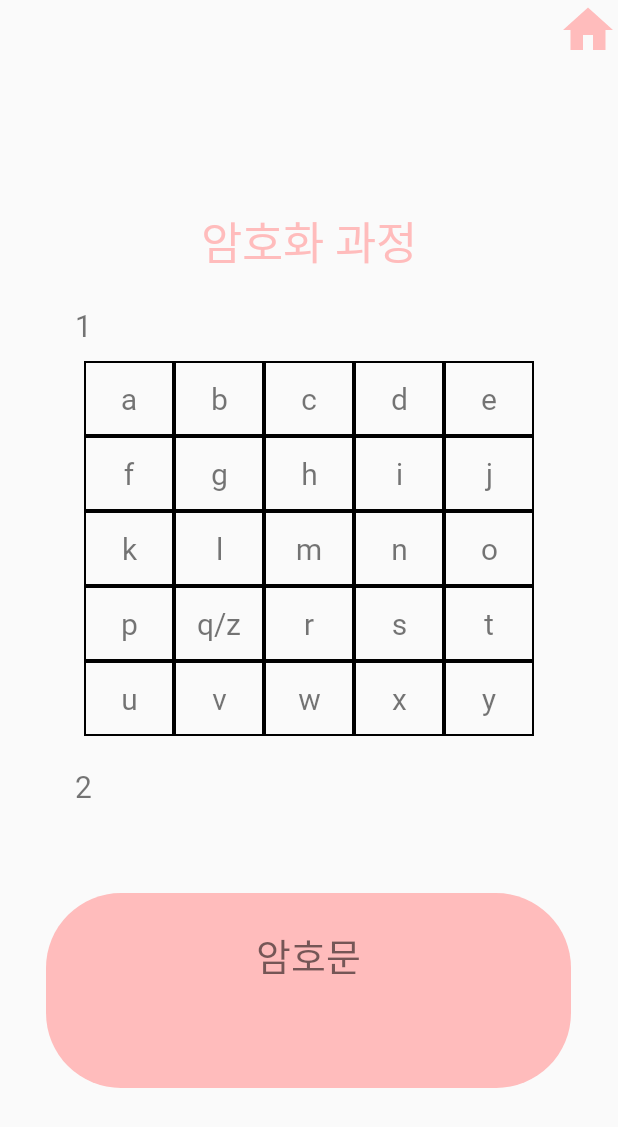
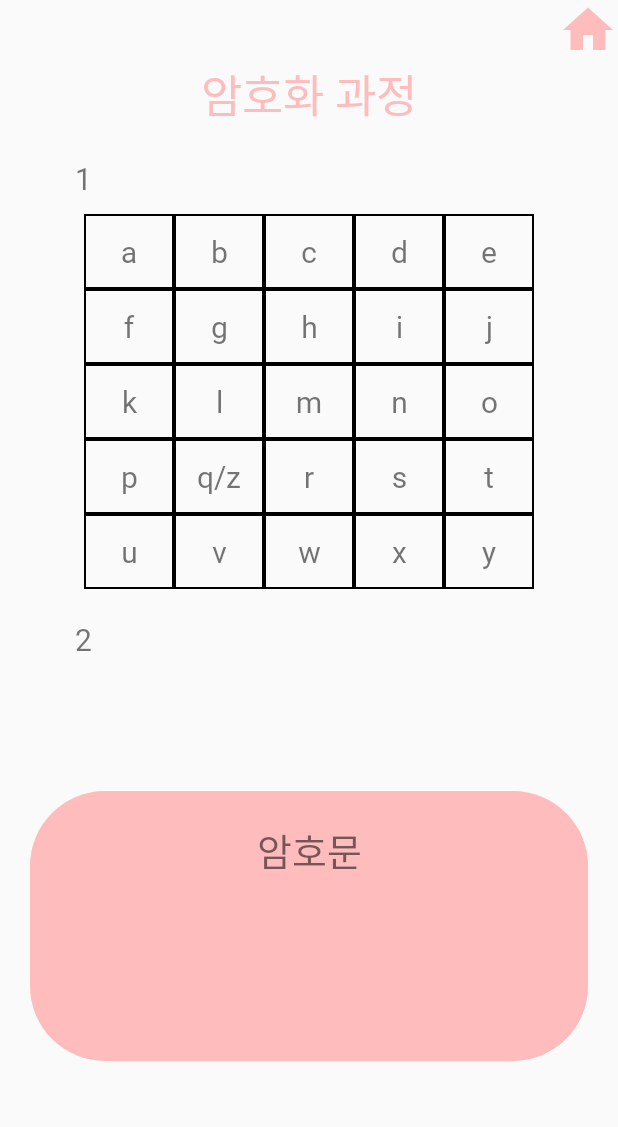
Before and after one commit to MinKyeong031/Encryption, an Android app: the PlainActivityP screen opened directly, with no data from a screen before it, on a phone screen of 412 x 824 dp. Shown: the top 1127 px of the screen. Run offline under Robolectric (Android 15) with nearby library versions, the phone set to English and light mode, and no system bars.

Commit message:
폰트 조정

```diff
--- a/app/src/main/java/kr/hs/mirim/encryption/MainActivity.java
+++ b/app/src/main/java/kr/hs/mirim/encryption/MainActivity.java
@@ -25,13 +25,13 @@ public class MainActivity extends AppCompatActivity {
             public void onClick(View v) {
                 toPlainA();
             }
-        });
+        }); // 암호화로 이동
         toCiper.setOnClickListener(new View.OnClickListener() {
             @Override
             public void onClick(View v) {
                 toCiperA();
             }
-        });
+        }); // 복호화로 이동
 
     }
 
--- a/app/src/main/java/kr/hs/mirim/encryption/Methods.java
+++ b/app/src/main/java/kr/hs/mirim/encryption/Methods.java
@@ -1,12 +1,13 @@
 package kr.hs.mirim.encryption;
+
+import android.widget.TextView;
 
 import java.util.ArrayList;
 
 import static kr.hs.mirim.encryption.CiperActivityM.ciper;
 
-public class Methods {
+public class Methods { //공통으로 사용되는 메서드 정리
     public static String[][] setBoard(String key, char alphabetBoard[][]) {//암호화 과정(테이블)
-
         String keyForSet = "";					        // 중복된 문자가 제거된 문자열을 저장할 문자열.
         boolean duplicationFlag = false;	        	// 문자 중복을 체크하기 위한 flag 변수.
         int keyLengthCount = 0;				        	// alphabetBoard에 keyForSet을 넣기 위한 count변수.
@@ -53,4 +54,35 @@ public class Methods {
 
         return ciperTable;
     }
+
+    public static void inputCiperTable(String[][] ciperTable, TextView ciper1, TextView ciper2, TextView ciper3, TextView ciper4, TextView ciper5
+            , TextView ciper6, TextView ciper7, TextView ciper8, TextView ciper9, TextView ciper10, TextView ciper11, TextView ciper12, TextView ciper13
+            , TextView ciper14, TextView ciper15, TextView ciper16, TextView ciper17, TextView ciper18, TextView ciper19, TextView ciper20, TextView ciper21
+            , TextView ciper22, TextView ciper23, TextView ciper24, TextView ciper25) { //테이블에 암호판 입력
+        ciper1.setText(ciperTable[0][0]);
+        ciper2.setText(ciperTable[0][1]);
+        ciper3.setText(ciperTable[0][2]);
+        ciper4.setText(ciperTable[0][3]);
+        ciper5.setText(ciperTable[0][4]);
+        ciper6.setText(ciperTable[1][0]);
+        ciper7.setText(ciperTable[1][1]);
+        ciper8.setText(ciperTable[1][2]);
+        ciper9.setText(ciperTable[1][3]);
+        ciper10.setText(ciperTable[1][4]);
+        ciper11.setText(ciperTable[2][0]);
+        ciper12.setText(ciperTable[2][1]);
+        ciper13.setText(ciperTable[2][2]);
+        ciper14.setText(ciperTable[2][3]);
+        ciper15.setText(ciperTable[2][4]);
+        ciper16.setText(ciperTable[3][0]);
+        ciper17.setText(ciperTable[3][1]);
+        ciper18.setText(ciperTable[3][2]);
+        ciper19.setText(ciperTable[3][3]);
+        ciper20.setText(ciperTable[3][4]);
+        ciper21.setText(ciperTable[4][0]);
+        ciper22.setText(ciperTable[4][1]);
+        ciper23.setText(ciperTable[4][2]);
+        ciper24.setText(ciperTable[4][3]);
+        ciper25.setText(ciperTable[4][4]);
+    }
 }
--- a/app/src/main/java/kr/hs/mirim/encryption/PlainActivityP.java
+++ b/app/src/main/java/kr/hs/mirim/encryption/PlainActivityP.java
@@ -82,7 +82,8 @@ public class PlainActivityP extends AppCompatActivity {
         result = findViewById(R.id.result);
 
         String[][] ciperTable = Methods.setBoard(keyP, alphabetBoard); //암호판 배열 입력
-        inputCiperTable(ciperTable); //테이블에 암호판 입력
+        Methods.inputCiperTable(ciperTable, ciper1, ciper2, ciper3, ciper4, ciper5, ciper6, ciper7, ciper8, ciper9, ciper10, ciper11, ciper12, ciper13
+                , ciper14, ciper15, ciper16, ciper17, ciper18, ciper19, ciper20, ciper21, ciper22, ciper23, ciper24, ciper25); //테이블에 암호판 입력
 
         String zCheck = "";
         String blankCheck = "";
@@ -219,32 +220,4 @@ public class PlainActivityP extends AppCompatActivity {
         }
         return enplain;
     }
-
-    private void inputCiperTable(String[][] ciperTable) { //테이블에 암호판 입력
-        ciper1.setText(ciperTable[0][0]);
-        ciper2.setText(ciperTable[0][1]);
-        ciper3.setText(ciperTable[0][2]);
-        ciper4.setText(ciperTable[0][3]);
-        ciper5.setText(ciperTable[0][4]);
-        ciper6.setText(ciperTable[1][0]);
-        ciper7.setText(ciperTable[1][1]);
-        ciper8.setText(ciperTable[1][2]);
-        ciper9.setText(ciperTable[1][3]);
-        ciper10.setText(ciperTable[1][4]);
-        ciper11.setText(ciperTable[2][0]);
-        ciper12.setText(ciperTable[2][1]);
-        ciper13.setText(ciperTable[2][2]);
-        ciper14.setText(ciperTable[2][3]);
-        ciper15.setText(ciperTable[2][4]);
-        ciper16.setText(ciperTable[3][0]);
-        ciper17.setText(ciperTable[3][1]);
-        ciper18.setText(ciperTable[3][2]);
-        ciper19.setText(ciperTable[3][3]);
-        ciper20.setText(ciperTable[3][4]);
-        ciper21.setText(ciperTable[4][0]);
-        ciper22.setText(ciperTable[4][1]);
-        ciper23.setText(ciperTable[4][2]);
-        ciper24.setText(ciperTable[4][3]);
-        ciper25.setText(ciperTable[4][4]);
-    }
 }
--- a/app/src/main/res/layout/activity_plain_p.xml
+++ b/app/src/main/res/layout/activity_plain_p.xml
@@ -16,12 +16,11 @@
     <LinearLayout
         android:layout_width="match_parent"
         android:layout_height="match_parent"
-        android:gravity="center"
         android:orientation="vertical">
 
         <TextView
             android:id="@+id/process_text"
-            android:layout_width="wrap_content"
+            android:layout_width="match_parent"
             android:layout_height="wrap_content"
             android:fontFamily="@font/nanumbold"
             android:gravity="center"
@@ -46,12 +45,12 @@
             <TableLayout
                 android:layout_width="match_parent"
                 android:layout_height="wrap_content"
+                android:layout_marginTop="10dp"
                 android:gravity="center">
 
                 <TableRow
                     android:layout_width="match_parent"
                     android:layout_height="wrap_content"
-                    android:layout_marginTop="10dp"
                     android:gravity="center">
 
                     <TextView
@@ -59,7 +58,7 @@
                         android:layout_width="60dp"
                         android:layout_height="50dp"
                         android:background="@drawable/border_tv"
-                        android:fontFamily="@font/nanumbold"
+                        android:fontFamily="@font/nanum"
                         android:gravity="center"
                         android:text="A"
                         android:textSize="20dp" />
@@ -69,7 +68,7 @@
                         android:layout_width="60dp"
                         android:layout_height="50dp"
                         android:background="@drawable/border_tv"
-                        android:fontFamily="@font/nanumbold"
+                        android:fontFamily="@font/nanum"
                         android:gravity="center"
                         android:text="A"
                         android:textSize="20dp" />
@@ -79,7 +78,7 @@
                         android:layout_width="60dp"
                         android:layout_height="50dp"
                         android:background="@drawable/border_tv"
-                        android:fontFamily="@font/nanumbold"
+                        android:fontFamily="@font/nanum"
                         android:gravity="center"
                         android:text="A"
                         android:textSize="20dp" />
@@ -89,7 +88,7 @@
                         android:layout_width="60dp"
                         android:layout_height="50dp"
                         android:background="@drawable/border_tv"
-                        android:fontFamily="@font/nanumbold"
+                        android:fontFamily="@font/nanum"
                         android:gravity="center"
                         android:text="A"
                         android:textSize="20dp" />
@@ -99,7 +98,7 @@
                         android:layout_width="60dp"
                         android:layout_height="50dp"
                         android:background="@drawable/border_tv"
-                        android:fontFamily="@font/nanumbold"
+                        android:fontFamily="@font/nanum"
                         android:gravity="center"
                         android:text="A"
                         android:textSize="20dp" />
@@ -115,7 +114,7 @@
                         android:layout_width="60dp"
                         android:layout_height="50dp"
                         android:background="@drawable/border_tv"
-                        android:fontFamily="@font/nanumbold"
+                        android:fontFamily="@font/nanum"
                         android:gravity="center"
                         android:text="A"
                         android:textSize="20dp" />
@@ -125,7 +124,7 @@
                         android:layout_width="60dp"
                         android:layout_height="50dp"
                         android:background="@drawable/border_tv"
-                        android:fontFamily="@font/nanumbold"
+                        android:fontFamily="@font/nanum"
                         android:gravity="center"
                         android:text="A"
                         android:textSize="20dp" />
@@ -135,7 +134,7 @@
                         android:layout_width="60dp"
                         android:layout_height="50dp"
                         android:background="@drawable/border_tv"
-                        android:fontFamily="@font/nanumbold"
+                        android:fontFamily="@font/nanum"
                         android:gravity="center"
                         android:text="A"
                         android:textSize="20dp" />
@@ -145,7 +144,7 @@
                         android:layout_width="60dp"
                         android:layout_height="50dp"
                         android:background="@drawable/border_tv"
-                        android:fontFamily="@font/nanumbold"
+                        android:fontFamily="@font/nanum"
                         android:gravity="center"
                         android:text="A"
                         android:textSize="20dp" />
@@ -155,7 +154,7 @@
                         android:layout_width="60dp"
                         android:layout_height="50dp"
                         android:background="@drawable/border_tv"
-                        android:fontFamily="@font/nanumbold"
+                        android:fontFamily="@font/nanum"
                         android:gravity="center"
                         android:text="A"
                         android:textSize="20dp" />
@@ -171,7 +170,7 @@
                         android:layout_width="60dp"
                         android:layout_height="50dp"
                         android:background="@drawable/border_tv"
-                        android:fontFamily="@font/nanumbold"
+                        android:fontFamily="@font/nanum"
                         android:gravity="center"
                         android:text="A"
                         android:textSize="20dp" />
@@ -181,7 +180,7 @@
                         android:layout_width="60dp"
                         android:layout_height="50dp"
                         android:background="@drawable/border_tv"
-                        android:fontFamily="@font/nanumbold"
+                        android:fontFamily="@font/nanum"
                         android:gravity="center"
                         android:text="A"
                         android:textSize="20dp" />
@@ -191,7 +190,7 @@
                         android:layout_width="60dp"
                         android:layout_height="50dp"
                         android:background="@drawable/border_tv"
-                        android:fontFamily="@font/nanumbold"
+                        android:fontFamily="@font/nanum"
                         android:gravity="center"
                         android:text="A"
                         android:textSize="20dp" />
@@ -201,7 +200,7 @@
                         android:layout_width="60dp"
                         android:layout_height="50dp"
                         android:background="@drawable/border_tv"
-                        android:fontFamily="@font/nanumbold"
+                        android:fontFamily="@font/nanum"
                         android:gravity="center"
                         android:text="A"
                         android:textSize="20dp" />
@@ -211,7 +210,7 @@
                         android:layout_width="60dp"
                         android:layout_height="50dp"
                         android:background="@drawable/border_tv"
-                        android:fontFamily="@font/nanumbold"
+                        android:fontFamily="@font/nanum"
                         android:gravity="center"
                         android:text="A"
                         android:textSize="20dp" />
@@ -227,7 +226,7 @@
                         android:layout_width="60dp"
                         android:layout_height="50dp"
                         android:background="@drawable/border_tv"
-                        android:fontFamily="@font/nanumbold"
+                        android:fontFamily="@font/nanum"
                         android:gravity="center"
                         android:text="A"
                         android:textSize="20dp" />
@@ -237,7 +236,7 @@
                         android:layout_width="60dp"
                         android:layout_height="50dp"
                         android:background="@drawable/border_tv"
-                        android:fontFamily="@font/nanumbold"
+                        android:fontFamily="@font/nanum"
                         android:gravity="center"
                         android:text="A"
                         android:textSize="20dp" />
@@ -247,7 +246,7 @@
                         android:layout_width="60dp"
                         android:layout_height="50dp"
                         android:background="@drawable/border_tv"
-                        android:fontFamily="@font/nanumbold"
+                        android:fontFamily="@font/nanum"
                         android:gravity="center"
                         android:text="A"
                         android:textSize="20dp" />
@@ -257,7 +256,7 @@
                         android:layout_width="60dp"
                         android:layout_height="50dp"
                         android:background="@drawable/border_tv"
-                        android:fontFamily="@font/nanumbold"
+                        android:fontFamily="@font/nanum"
                         android:gravity="center"
                         android:text="A"
                         android:textSize="20dp" />
@@ -267,7 +266,7 @@
                         android:layout_width="60dp"
                         android:layout_height="50dp"
                         android:background="@drawable/border_tv"
-                        android:fontFamily="@font/nanumbold"
+                        android:fontFamily="@font/nanum"
                         android:gravity="center"
                         android:text="A"
                         android:textSize="20dp" />
@@ -283,7 +282,7 @@
                         android:layout_width="60dp"
                         android:layout_height="50dp"
                         android:background="@drawable/border_tv"
-                        android:fontFamily="@font/nanumbold"
+                        android:fontFamily="@font/nanum"
                         android:gravity="center"
                         android:text="A"
                         android:textSize="20dp" />
@@ -293,7 +292,7 @@
                         android:layout_width="60dp"
                         android:layout_height="50dp"
                         android:background="@drawable/border_tv"
-                        android:fontFamily="@font/nanumbold"
+                        android:fontFamily="@font/nanum"
                         android:gravity="center"
                         android:text="A"
                         android:textSize="20dp" />
@@ -303,7 +302,7 @@
                         android:layout_width="60dp"
                         android:layout_height="50dp"
                         android:background="@drawable/border_tv"
-                        android:fontFamily="@font/nanumbold"
+                        android:fontFamily="@font/nanum"
                         android:gravity="center"
                         android:text="A"
                         android:textSize="20dp" />
@@ -313,7 +312,7 @@
                         android:layout_width="60dp"
                         android:layout_height="50dp"
                         android:background="@drawable/border_tv"
-                        android:fontFamily="@font/nanumbold"
+                        android:fontFamily="@font/nanum"
                         android:gravity="center"
                         android:text="A"
                         android:textSize="20dp" />
@@ -323,7 +322,7 @@
                         android:layout_width="60dp"
                         android:layout_height="50dp"
                         android:background="@drawable/border_tv"
-                        android:fontFamily="@font/nanumbold"
+                        android:fontFamily="@font/nanum"
                         android:gravity="center"
                         android:text="A"
                         android:textSize="20dp" />
@@ -352,26 +351,27 @@
                 android:layout_marginLeft="10dp"
                 android:layout_marginTop="10dp"
                 android:layout_marginRight="10dp"
-                android:fontFamily="@font/nanumbold"
+                android:fontFamily="@font/nanum"
                 android:gravity="center"
                 android:text="BE CA RE FU LF OR AS SA SX SI NA TO RX"
                 android:textSize="20dp" />
         </LinearLayout>
 
         <LinearLayout
-            android:layout_width="350dp"
-            android:layout_height="130dp"
-            android:layout_marginTop="20dp"
+            android:layout_width="match_parent"
+            android:layout_height="180dp"
+            android:layout_marginLeft="20dp"
+            android:layout_marginRight="20dp"
+            android:layout_marginTop="50dp"
             android:background="@drawable/round_button_plain"
-            android:gravity="center"
             android:orientation="vertical">
 
             <TextView
-                android:id="@+id/ciper_text"
-                android:layout_width="wrap_content"
+                android:layout_width="match_parent"
                 android:layout_height="wrap_content"
                 android:fontFamily="@font/nanumbold"
                 android:gravity="center"
+                android:layout_marginTop="20dp"
                 android:text="암호문"
                 android:textSize="25dp" />
 
@@ -379,13 +379,11 @@
                 android:id="@+id/result"
                 android:layout_width="match_parent"
                 android:layout_height="wrap_content"
-                android:layout_marginLeft="10dp"
-                android:layout_marginTop="20dp"
-                android:layout_marginRight="10dp"
-                android:fontFamily="@font/nanumbold"
+                android:layout_marginTop="45dp"
+                android:fontFamily="@font/nanum"
                 android:gravity="center"
                 android:text="BE CA RE FU LF OR AS SA SX SI NA TO RX"
-                android:textSize="20dp" />
+                android:textSize="25dp" />
         </LinearLayout>
     </LinearLayout>
 </LinearLayout>
```
Also changed, not shown: app/src/main/java/kr/hs/mirim/encryption/CiperActivityP.java (+2 -30 lines), app/src/main/res/font/font.xml (+8 -4 lines), app/src/main/res/layout/activity_ciper_m.xml (+5 -5 lines), app/src/main/res/layout/activity_ciper_p.xml (+37 -38 lines), app/src/main/res/layout/activity_plain_m.xml (+5 -5 lines), 1 other file.
